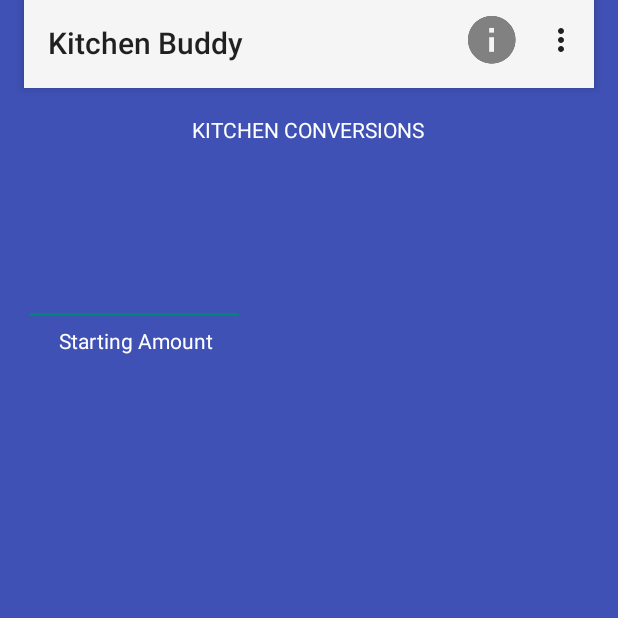
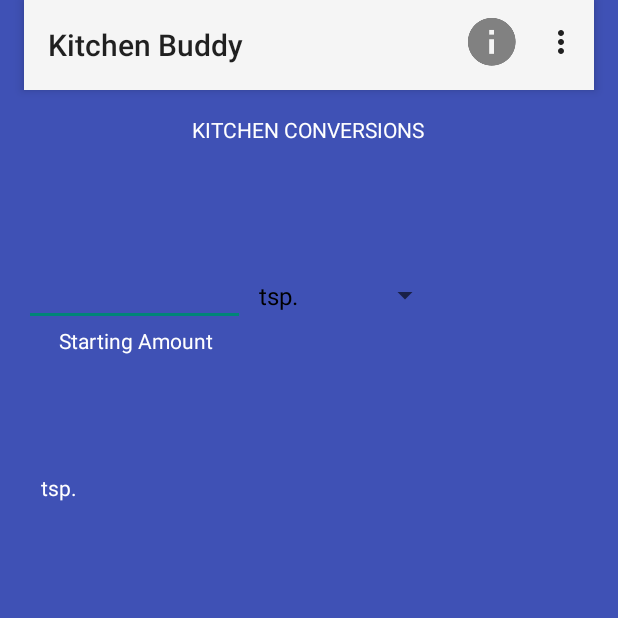
Before and after one commit to NathanielBarnett/CS449---Semester-Project, an Android app: the screen it shows after launch (MainActivity), on a phone screen of 412 x 824 dp, the top half of it. Run offline under Robolectric (Android 15) with nearby library versions, the phone set to English and light mode, and no system bars.

Commit message:
Added Unit selection Spinner
Added Spinner to Main Activity. Implemented switch case to handle various commands associated with the selection made by spinner.

```diff
--- a/CS449-App/app/src/main/java/com/example/nathaniel/cs449_app/MainActivity.java
+++ b/CS449-App/app/src/main/java/com/example/nathaniel/cs449_app/MainActivity.java
@@ -1,5 +1,7 @@
 package com.example.nathaniel.cs449_app;
 
+import android.app.Activity;
+import android.content.ClipData;
 import android.content.Intent;
 import android.support.v7.app.AppCompatActivity;
 import android.os.Bundle;
@@ -7,15 +9,36 @@ import android.support.v7.widget.Toolbar;
 import android.view.Menu;
 import android.view.MenuInflater;
 import android.view.MenuItem;
+import android.view.View;
+import android.widget.AdapterView;
+import android.widget.ArrayAdapter;
+import android.widget.Spinner;
+import android.widget.TextView;
 
-public class MainActivity extends AppCompatActivity {
+public class MainActivity extends AppCompatActivity implements AdapterView.OnItemSelectedListener {
 
     @Override
     protected void onCreate(Bundle savedInstanceState) {
         super.onCreate(savedInstanceState);
         setContentView(R.layout.activity_main);
+
+        // Setting Toolbar
         Toolbar mainToolbar = (Toolbar) findViewById(R.id.toolbar);
         setSupportActionBar(mainToolbar);
+
+        //Setting Spinners
+        Spinner weight_volume_spin = (Spinner) findViewById(R.id.starting_val_spinner);
+
+        //ArrayAdapter using string array and spinner layout
+        ArrayAdapter<CharSequence> adapter = ArrayAdapter.createFromResource(this,
+                R.array.weight_volume_units, android.R.layout.simple_spinner_dropdown_item);
+
+        //Specifying layout
+        adapter.setDropDownViewResource(android.R.layout.simple_spinner_dropdown_item);
+
+        //Applying Adapter
+        weight_volume_spin.setAdapter(adapter);
+        weight_volume_spin.setOnItemSelectedListener(this);
     }
 
     @Override
@@ -46,4 +69,51 @@ public class MainActivity extends AppCompatActivity {
 
         }
     }
+
+    public void onItemSelected(AdapterView<?> parent, View view,
+                               int pos, long id) {
+        // An item was selected. You can retrieve the selected item using
+        // parent.getItemAtPosition(pos)
+        TextView result_string;
+        switch (pos) {
+            case 0: // first option in spinner
+                result_string = (TextView) findViewById(R.id.result_val_view);
+                result_string.setText(String.valueOf(parent.getItemAtPosition(pos)));
+                break;
+            case 1: // second option in spinner
+                result_string = (TextView) findViewById(R.id.result_val_view);
+                result_string.setText(String.valueOf(parent.getItemAtPosition(pos)));
+                break;
+            case 2: // third option in spinner
+                result_string = (TextView) findViewById(R.id.result_val_view);
+                result_string.setText(String.valueOf(parent.getItemAtPosition(pos)));
+                break;
+            case 3:
+                result_string = (TextView) findViewById(R.id.result_val_view);
+                result_string.setText(String.valueOf(parent.getItemAtPosition(pos)));
+                break;
+            case 4:
+                result_string = (TextView) findViewById(R.id.result_val_view);
+                result_string.setText(String.valueOf(parent.getItemAtPosition(pos)));
+                break;
+            case 5:
+                result_string = (TextView) findViewById(R.id.result_val_view);
+                result_string.setText(String.valueOf(parent.getItemAtPosition(pos)));
+                break;
+            case 6:
+                result_string = (TextView) findViewById(R.id.result_val_view);
+                result_string.setText(String.valueOf(parent.getItemAtPosition(pos)));
+                break;
+            case 7:
+                result_string = (TextView) findViewById(R.id.result_val_view);
+                result_string.setText(String.valueOf(parent.getItemAtPosition(pos)));
+                break;
+            default:
+                break;
+        }
+    }
+
+    public void onNothingSelected(AdapterView<?> parent) {
+        // Another interface callback
+    }
 }
--- a/CS449-App/app/src/main/res/layout/activity_main.xml
+++ b/CS449-App/app/src/main/res/layout/activity_main.xml
@@ -10,7 +10,7 @@
 
     <android.support.v7.widget.Toolbar
         android:id="@+id/toolbar"
-        android:layout_width="fill_parent"
+        android:layout_width="0dp"
         android:layout_height="60dp"
         android:background="?attr/colorPrimary"
         android:elevation="4dp"
@@ -21,9 +21,9 @@
         android:layout_marginRight="16dp"
         app:layout_constraintRight_toRightOf="parent"
         app:layout_constraintTop_toTopOf="parent"
-        android:layout_marginTop="-2dp"
         app:layout_constraintHorizontal_bias="0.0"
-        tools:layout_editor_absoluteX="-4dp" />
+        android:layout_marginStart="16dp"
+        android:layout_marginEnd="16dp" />
 
     <EditText
         android:id="@+id/starting_val"
@@ -83,4 +83,16 @@
         app:layout_constraintLeft_toLeftOf="parent"
         android:layout_marginStart="27dp" />
 
+    <Spinner
+        android:id="@+id/starting_val_spinner"
+        android:layout_width="129dp"
+        android:layout_height="43dp"
+        android:layout_marginLeft="1dp"
+        android:layout_marginRight="8dp"
+        app:layout_constraintHorizontal_bias="0.0"
+        app:layout_constraintLeft_toRightOf="@+id/starting_val"
+        app:layout_constraintRight_toRightOf="parent"
+        app:layout_constraintTop_toTopOf="parent"
+        android:layout_marginTop="175dp"/>
+
 </android.support.constraint.ConstraintLayout>
--- /dev/null
+++ b/CS449-App/app/src/main/res/values/array.xml
@@ -0,0 +1,14 @@
+<?xml version="1.0" encoding="utf-8"?>
+<resources>
+    <string-array name="weight_volume_units">
+        <item>tsp.</item>
+        <item>tbsp.</item>
+        <item>oz.</item>
+        <item>Cup</item>
+        <item>Pint</item>
+        <item>Quart</item>
+        <item>Gallon</item>
+        <item>Bacon</item>
+    </string-array>
+
+</resources>
--- a/CS449-App/app/src/main/res/values/strings.xml
+++ b/CS449-App/app/src/main/res/values/strings.xml
@@ -7,4 +7,5 @@
     <string name="menu_string">Menu</string>
     <string name="settings_string">Settings</string>
     <string name="info_about">PUT INFO HERE....</string>
+
 </resources>
```
